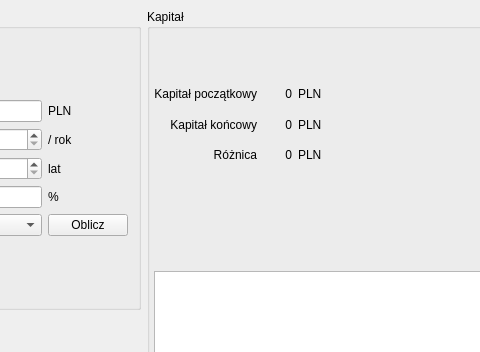
This is mainwindow.ui in bigpassword/kapitalizacjaApp as Qt 5 draws it before an edit; both pictures show x 285 to 765 and y 0 to 352 of the 862 by 636 pixel window. The edited form follows.
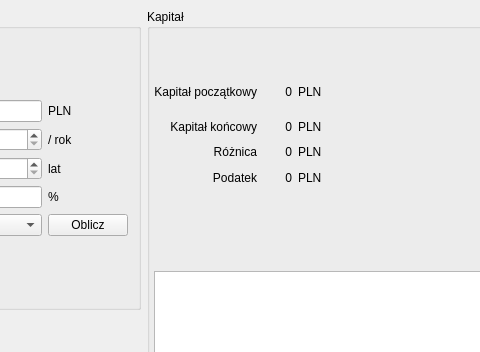
This is the edited form.

Patch:
```diff
--- a/mainwindow.ui
+++ b/mainwindow.ui
@@ -278,13 +278,19 @@
        <item>
         <layout class="QHBoxLayout" name="horizontalLayout_1" stretch="3,4">
          <item>
-          <layout class="QGridLayout" name="gridLayout_4" rowstretch="2,1,1,1,4" rowminimumheight="1,1,1,0,0">
-           <item row="2" column="2">
-            <widget class="QLabel" name="label_16">
-             <property name="text">
-              <string>PLN</string>
+          <layout class="QGridLayout" name="gridLayout_4" rowstretch="4,4,2,2,2,8" rowminimumheight="1,1,1,0,0,0">
+           <item row="5" column="1">
+            <spacer name="verticalSpacer_2">
+             <property name="orientation">
+              <enum>Qt::Vertical</enum>
              </property>
-            </widget>
+             <property name="sizeHint" stdset="0">
+              <size>
+               <width>20</width>
+               <height>40</height>
+              </size>
+             </property>
+            </spacer>
            </item>
            <item row="3" column="1">
             <widget class="QLabel" name="label_14">
@@ -306,30 +312,13 @@
              </property>
             </widget>
            </item>
-           <item row="1" column="2">
-            <widget class="QLabel" name="label_15">
+           <item row="2" column="1">
+            <widget class="QLabel" name="label_kapitalKon">
              <property name="text">
-              <string>PLN</string>
+              <string>0</string>
              </property>
-            </widget>
-           </item>
-           <item row="4" column="1">
-            <spacer name="verticalSpacer_2">
-             <property name="orientation">
-              <enum>Qt::Vertical</enum>
-             </property>
-             <property name="sizeHint" stdset="0">
-              <size>
-               <width>20</width>
-               <height>40</height>
-              </size>
-             </property>
-            </spacer>
-           </item>
-           <item row="3" column="2">
-            <widget class="QLabel" name="label_17">
-             <property name="text">
-              <string>PLN</string>
+             <property name="alignment">
+              <set>Qt::AlignRight|Qt::AlignTrailing|Qt::AlignVCenter</set>
              </property>
             </widget>
            </item>
@@ -343,36 +332,6 @@
              </property>
             </widget>
            </item>
-           <item row="1" column="0">
-            <widget class="QLabel" name="label_9">
-             <property name="text">
-              <string>Kapitał początkowy</string>
-             </property>
-             <property name="alignment">
-              <set>Qt::AlignRight|Qt::AlignTrailing|Qt::AlignVCenter</set>
-             </property>
-            </widget>
-           </item>
-           <item row="2" column="1">
-            <widget class="QLabel" name="label_13">
-             <property name="text">
-              <string>0</string>
-             </property>
-             <property name="alignment">
-              <set>Qt::AlignRight|Qt::AlignTrailing|Qt::AlignVCenter</set>
-             </property>
-            </widget>
-           </item>
-           <item row="1" column="1">
-            <widget class="QLabel" name="label_12">
-             <property name="text">
-              <string>0</string>
-             </property>
-             <property name="alignment">
-              <set>Qt::AlignRight|Qt::AlignTrailing|Qt::AlignVCenter</set>
-             </property>
-            </widget>
-           </item>
            <item row="0" column="1">
             <spacer name="verticalSpacer">
              <property name="orientation">
@@ -386,6 +345,74 @@
              </property>
             </spacer>
            </item>
+           <item row="1" column="0">
+            <widget class="QLabel" name="label_9">
+             <property name="text">
+              <string>Kapitał początkowy</string>
+             </property>
+             <property name="alignment">
+              <set>Qt::AlignRight|Qt::AlignTrailing|Qt::AlignVCenter</set>
+             </property>
+            </widget>
+           </item>
+           <item row="1" column="2">
+            <widget class="QLabel" name="label_15">
+             <property name="text">
+              <string>PLN</string>
+             </property>
+            </widget>
+           </item>
+           <item row="2" column="2">
+            <widget class="QLabel" name="label_16">
+             <property name="text">
+              <string>PLN</string>
+             </property>
+            </widget>
+           </item>
+           <item row="1" column="1">
+            <widget class="QLabel" name="label_kapitalPocz">
+             <property name="text">
+              <string>0</string>
+             </property>
+             <property name="alignment">
+              <set>Qt::AlignRight|Qt::AlignTrailing|Qt::AlignVCenter</set>
+             </property>
+            </widget>
+           </item>
+           <item row="3" column="2">
+            <widget class="QLabel" name="label_17">
+             <property name="text">
+              <string>PLN</string>
+             </property>
+            </widget>
+           </item>
+           <item row="4" column="0">
+            <widget class="QLabel" name="label_19">
+             <property name="text">
+              <string>Podatek</string>
+             </property>
+             <property name="alignment">
+              <set>Qt::AlignRight|Qt::AlignTrailing|Qt::AlignVCenter</set>
+             </property>
+            </widget>
+           </item>
+           <item row="4" column="1">
+            <widget class="QLabel" name="label_kapitalPodatek">
+             <property name="text">
+              <string>0</string>
+             </property>
+             <property name="alignment">
+              <set>Qt::AlignRight|Qt::AlignTrailing|Qt::AlignVCenter</set>
+             </property>
+            </widget>
+           </item>
+           <item row="4" column="2">
+            <widget class="QLabel" name="label_20">
+             <property name="text">
+              <string>PLN</string>
+             </property>
+            </widget>
+           </item>
           </layout>
          </item>
          <item>
```
Left out of the diff: 20 changed lines with no effect on the pictures.
